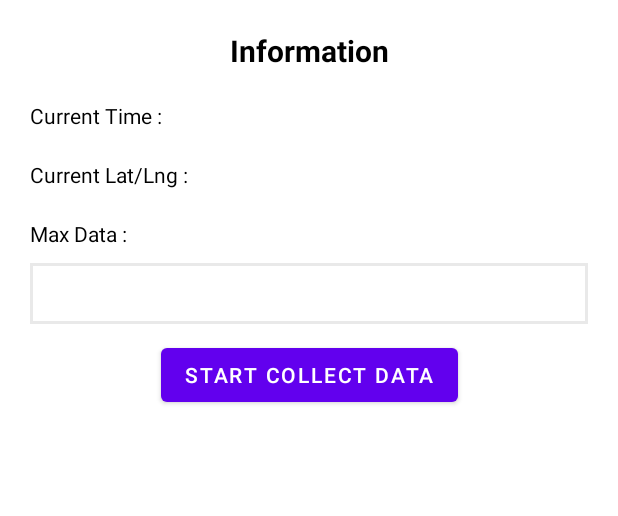
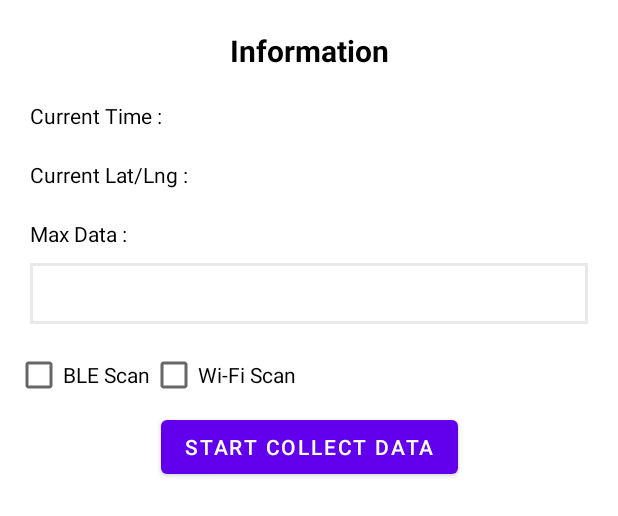
Before and after one commit to danangwijaya750/Mobile_RSSI_Crawler, an Android app: the layout layout_dialog.xml on its own in the app's theme, with its tools: preview values and no code run, on a phone screen of 412 x 824 dp. Shown: the top 516 px of the screen. Run offline under Robolectric (Android 15) with nearby library versions, the phone set to English and light mode, and no system bars.

```diff
--- a/app/build.gradle
+++ b/app/build.gradle
@@ -44,7 +44,9 @@ dependencies {
     androidTestImplementation 'androidx.test.ext:junit:1.1.3'
     androidTestImplementation 'androidx.test.espresso:espresso-core:3.4.0'
     //maps
-    implementation 'com.google.android.gms:play-services-maps:18.0.2'
+    implementation 'com.google.android.gms:play-services-maps:18.1.0'
     //ble
     implementation 'com.clj.fastble:FastBleLib:2.3.4'
+    implementation 'org.slf4j:slf4j-api:1.7.36' // slf4j 2.x not yet supported
+    implementation 'com.github.tony19:logback-android:2.0.1'
 }
--- a/app/src/main/AndroidManifest.xml
+++ b/app/src/main/AndroidManifest.xml
@@ -5,6 +5,7 @@
     <uses-permission android:name="android.permission.BLUETOOTH_ADMIN" />
     <uses-permission android:name="android.permission.ACCESS_WIFI_STATE"/>
     <uses-permission android:name="android.permission.ACCESS_COARSE_LOCATION" />
+    <uses-permission android:name="android.permission.CHANGE_WIFI_STATE"/>
     <uses-permission android:name="android.permission.ACCESS_FINE_LOCATION" />
     <uses-permission android:name="android.permission.HIGH_SAMPLING_RATE_SENSORS"/>
     <uses-permission android:name="android.permission.READ_EXTERNAL_STORAGE"/>
--- a/app/src/main/java/com/dngwjy/datasetcollector/DataSet.kt
+++ b/app/src/main/java/com/dngwjy/datasetcollector/DataSet.kt
@@ -3,6 +3,10 @@ package com.dngwjy.datasetcollector
 data class BleData(
     var mac:String,
     var rssi:String
+)
+data class WifiData(
+    var mac: String,
+    var rssi: String
 )
 
 data class DataSet (
@@ -10,6 +14,7 @@ data class DataSet (
     var latitude:Double,
     var longitude:Double,
     var bles:List<BleData>,
+    var wifis:List<WifiData>,
     var geomagnetic:List<Float>,
     var accel:List<Float>,
     var gyro:List<Float>
--- a/app/src/main/res/layout/layout_dialog.xml
+++ b/app/src/main/res/layout/layout_dialog.xml
@@ -63,6 +63,25 @@
             android:inputType="number"
             android:background="@drawable/bg_rounded_stroke_grey"/>
 
+        <LinearLayout
+            android:layout_width="match_parent"
+            android:layout_height="wrap_content"
+            android:orientation="horizontal"
+            >
+        <androidx.appcompat.widget.AppCompatCheckBox
+            android:layout_width="wrap_content"
+            android:layout_height="wrap_content"
+            android:text="BLE Scan"
+            android:id="@+id/cb_ble_mode"
+            />
+        <androidx.appcompat.widget.AppCompatCheckBox
+            android:layout_width="wrap_content"
+            android:layout_height="wrap_content"
+            android:text="Wi-Fi Scan"
+            android:id="@+id/cb_wifi_mode"
+            />
+        </LinearLayout>
+
     </androidx.appcompat.widget.LinearLayoutCompat>
 
     <com.google.android.material.button.MaterialButton
```
Also changed, not shown: app/src/main/java/com/dngwjy/datasetcollector/FileWriter.kt (+8 -1 lines), app/src/main/java/com/dngwjy/datasetcollector/MainActivity.kt (+93 -27 lines).
